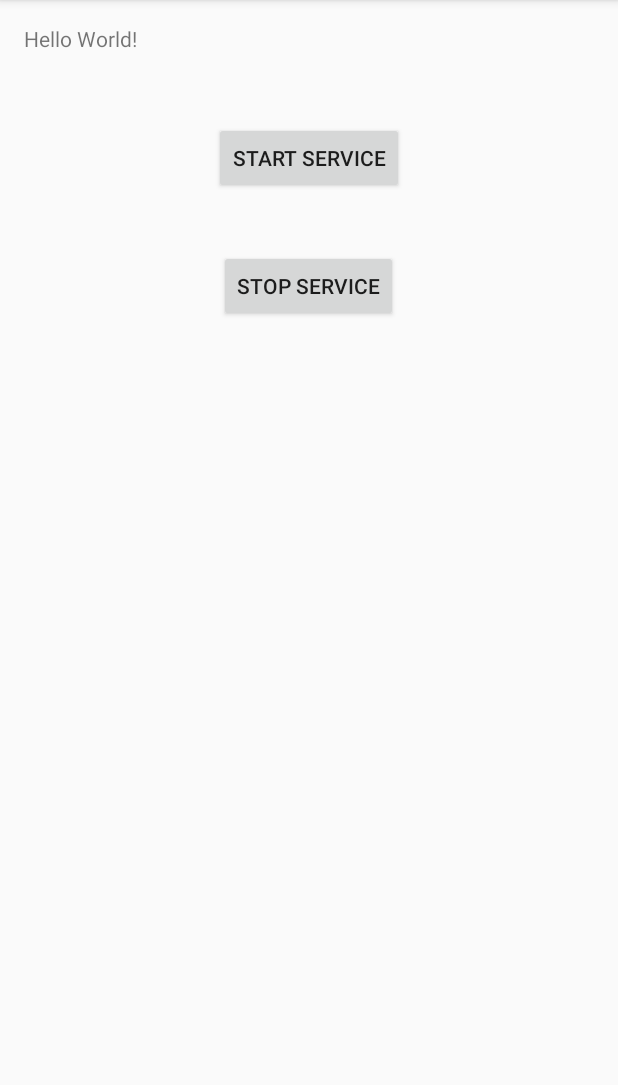
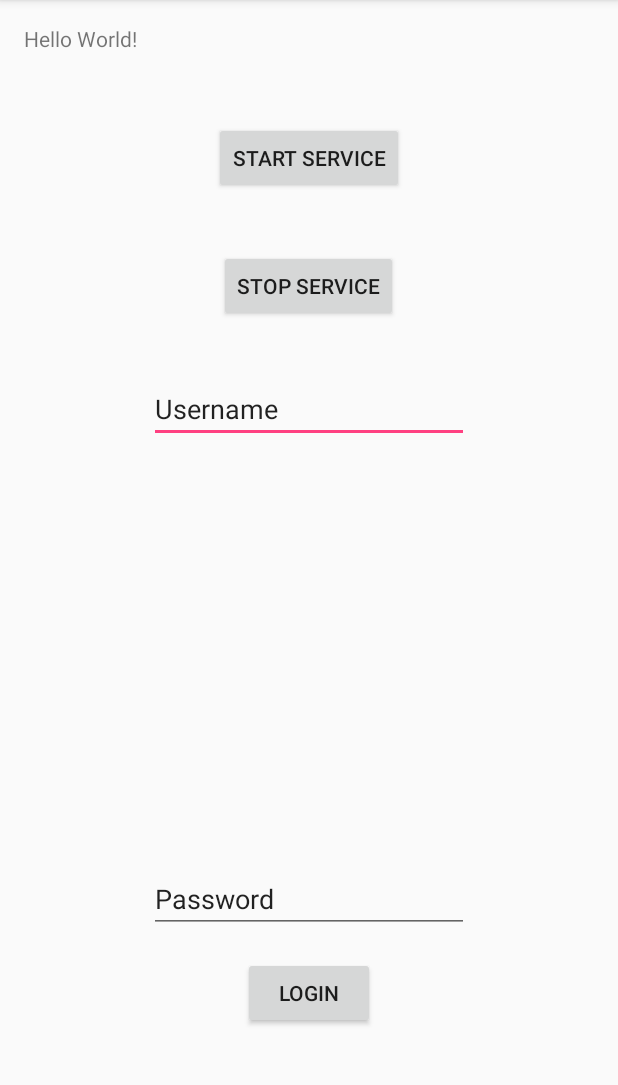
Before and after one commit to rjpen516/openevmap, an Android app: the screen it shows after launch (MainActivity), on a phone screen of 412 x 824 dp, the part 84-1169 px from its top. Run offline under Robolectric (Android 15) with nearby library versions, the phone set to English and light mode, and no system bars; libraries missing offline, so code that uses them is left out: com.koushikdutta.async, com.koushikdutta.ion; pictures from the network do not load; 1 statement that could not run was skipped.

Commit message:
added first stab at REST cleint

```diff
--- a/android/OpenEVMap/app/build.gradle
+++ b/android/OpenEVMap/app/build.gradle
@@ -25,5 +25,6 @@ dependencies {
         exclude group: 'com.android.support', module: 'support-annotations'
     })
     compile 'com.android.support:appcompat-v7:25.1.1'
+    compile 'com.koushikdutta.ion:ion:2.+'
     testCompile 'junit:junit:4.12'
 }
--- a/android/OpenEVMap/app/src/main/java/net/penshorn/openevmap/MainActivity.java
+++ b/android/OpenEVMap/app/src/main/java/net/penshorn/openevmap/MainActivity.java
@@ -9,24 +9,39 @@ import android.support.v7.app.AppCompatActivity;
 import android.os.Bundle;
 import android.view.View;
 import android.widget.Button;
+import android.widget.EditText;
+import android.widget.TextView;
 
 public class MainActivity extends AppCompatActivity implements View.OnClickListener {
     private static int MY_PERMISSION_ACCESS_COURSE_LOCATION = 1;
     Button button_start;
     Button button_stop;
+    Button button_login;
+
+    EditText username;
+    EditText password;
 
     Intent locationService;
+
+    RestClient client;
     @Override
     protected void onCreate(Bundle savedInstanceState) {
         super.onCreate(savedInstanceState);
         setContentView(R.layout.activity_main);
         button_start = (Button) findViewById(R.id.button_start_service);
         button_stop = (Button) findViewById(R.id.button_stop_service);
+        button_login = (Button) findViewById(R.id.button_login);
+
+        username = (EditText) findViewById(R.id.editText_username);
+        password = (EditText) findViewById(R.id.editText_password) ;
 
         button_start.setOnClickListener(this);
         button_stop.setOnClickListener(this);
+        button_login.setOnClickListener(this);
 
         locationService = new Intent(MainActivity.this, LocationService.class);
+
+        client = new RestClient(this.getBaseContext());
     }
 
     @Override
@@ -38,6 +53,9 @@ public class MainActivity extends AppCompatActivity implements View.OnClickListe
                 break;
             case R.id.button_stop_service:
                 stop_service();
+                break;
+            case R.id.button_login:
+                login();
         }
 
     }
@@ -57,4 +75,10 @@ public class MainActivity extends AppCompatActivity implements View.OnClickListe
     {
         stopService(locationService);
     }
+
+
+    private void login()
+    {
+        client.login(username.getText().toString(),password.getText().toString());
+    }
 }
--- /dev/null
+++ b/android/OpenEVMap/app/src/main/java/net/penshorn/openevmap/RestClient.java
@@ -0,0 +1,66 @@
+package net.penshorn.openevmap;
+
+import android.content.Context;
+
+import com.google.gson.JsonArray;
+import com.google.gson.JsonObject;
+import com.koushikdutta.async.future.Future;
+import com.koushikdutta.async.future.FutureCallback;
+import com.koushikdutta.ion.Ion;
+import com.koushikdutta.ion.Response;
+import com.koushikdutta.ion.bitmap.Transform;
+import android.util.Log;
+
+import java.util.concurrent.ExecutionException;
+
+/**
+ * Created by satri on 2/5/2017.
+ */
+
+public class RestClient
+{
+    private static final String HOSTNAME = "http://10.1.1.124:8000/";
+    private static final String LOGIN_ENDPOINT = "api/api-auth/login/";
+    private static final String TAG = "RESTCLIENT";
+    private Context c;
+    Ion ion;
+    public RestClient(Context context)
+    {
+        c = context;
+        ion.getDefault(c);
+    }
+
+    public void login(String username, String password)
+    {
+
+        //First lets get so we can get the fucking stupid cookie
+        try {
+            Response response;
+            response = ion.
+                    .load(HOSTNAME + LOGIN_ENDPOINT)
+                    .asString()
+                    .withResponse()
+                    .get();
+            Log.d(TAG,response.getHeaders().getHeaders().toString());
+        } catch (InterruptedException e) {
+            e.printStackTrace();
+        } catch (ExecutionException e) {
+            e.printStackTrace();
+        }
+
+
+        JsonObject json = new JsonObject();
+        json.addProperty("username", username);
+        json.addProperty("password", password);
+
+        Ion.with(c).load(HOSTNAME + LOGIN_ENDPOINT)
+                .setJsonObjectBody(json)
+                .asJsonObject()
+                .setCallback(new FutureCallback<JsonObject>() {
+                    @Override
+                    public void onCompleted(Exception e, JsonObject result) {
+                        Log.d(TAG,e.toString());
+                    }
+                });
+    }
+}
--- a/android/OpenEVMap/app/src/main/res/layout/activity_main.xml
+++ b/android/OpenEVMap/app/src/main/res/layout/activity_main.xml
@@ -34,4 +34,36 @@
         android:layout_centerHorizontal="true"
         android:layout_marginTop="37dp"
         android:id="@+id/button_stop_service" />
+
+    <Button
+        android:text="Login"
+        android:layout_width="wrap_content"
+        android:layout_height="wrap_content"
+        android:id="@+id/button_login"
+        android:layout_alignParentBottom="true"
+        android:layout_centerHorizontal="true"
+        android:layout_marginBottom="66dp" />
+
+    <EditText
+        android:layout_width="wrap_content"
+        android:layout_height="wrap_content"
+        android:inputType="textPersonName"
+        android:text="Username"
+        android:ems="10"
+        android:layout_below="@+id/button_stop_service"
+        android:layout_centerHorizontal="true"
+        android:layout_marginTop="35dp"
+        android:id="@+id/editText_username" />
+
+    <EditText
+        android:layout_width="wrap_content"
+        android:layout_height="wrap_content"
+        android:inputType="textPersonName"
+        android:text="Password"
+        android:ems="10"
+        android:layout_above="@+id/button_login"
+        android:layout_alignRight="@+id/editText_username"
+        android:layout_alignEnd="@+id/editText_username"
+        android:layout_marginBottom="16dp"
+        android:id="@+id/editText_password" />
 </RelativeLayout>
```
